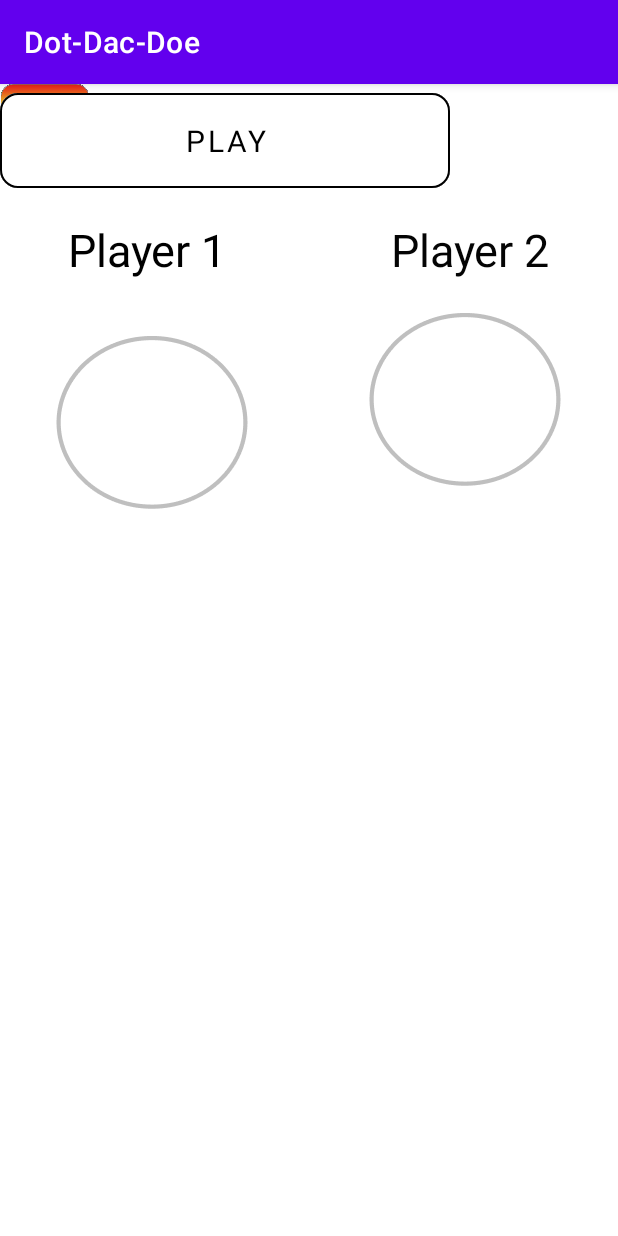
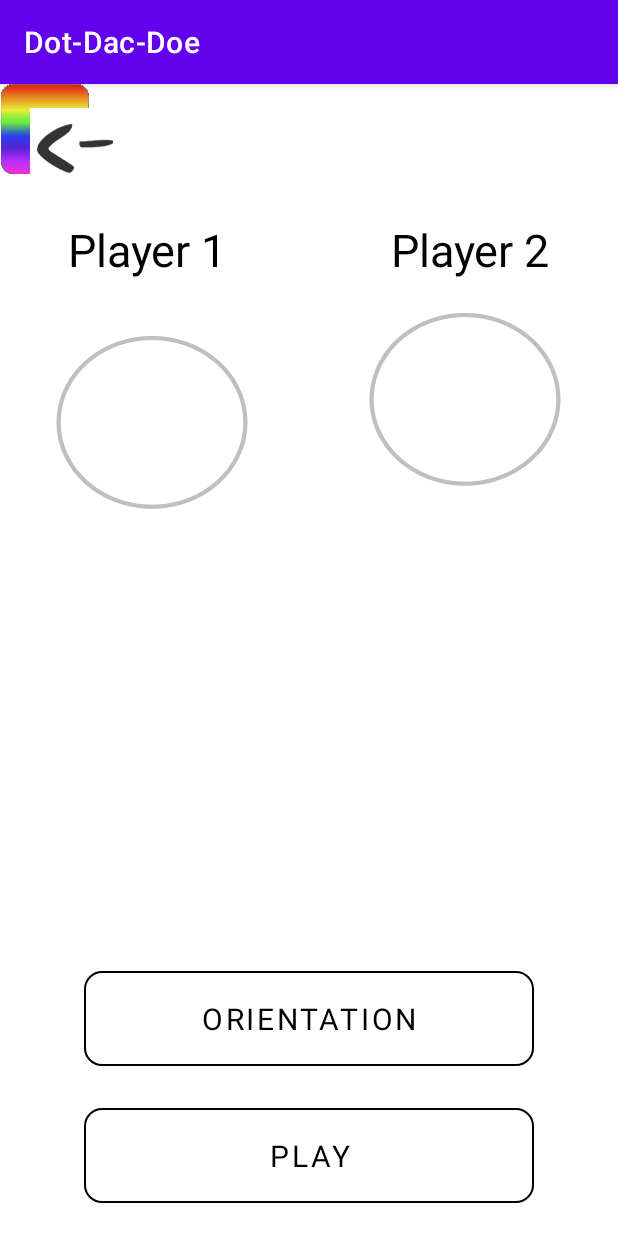
Before and after one commit to appiahla/Dot-Dac-Doe, an Android app: the UserSelectActivity screen opened directly, with no data from a screen before it, on a phone screen of 412 x 824 dp. Run offline under Robolectric (Android 15) with nearby library versions, the phone set to English and light mode, and no system bars; Roboto replaces fonts that are not available here.

Commit message:
added constraints to buttons- user-select

```diff
--- a/app/src/main/res/layout/activity_user_select.xml
+++ b/app/src/main/res/layout/activity_user_select.xml
@@ -214,25 +214,32 @@
     <Button
         android:id="@+id/orientation_button_user_select"
         style="@style/Widget.MaterialComponents.Button.OutlinedButton"
-        app:strokeColor="#000000"
-        app:strokeWidth="1dp"
-        app:cornerRadius="12dp"
         android:layout_width="300dp"
         android:layout_height="75dp"
+        android:layout_marginStart="55dp"
+        android:layout_marginEnd="56dp"
+        android:layout_marginBottom="16dp"
         android:fontFamily="@font/gloria_hallelujah"
         android:text="Orientation"
         android:textAlignment="center"
         android:textColor="#000000"
         android:textSize="20dp"
         app:backgroundTint="@android:color/white"
-        tools:layout_editor_absoluteX="55dp"
-        tools:layout_editor_absoluteY="709dp" />
+        app:cornerRadius="12dp"
+        app:layout_constraintBottom_toTopOf="@+id/play_button_user_select"
+        app:layout_constraintEnd_toEndOf="parent"
+        app:layout_constraintStart_toStartOf="parent"
+        app:strokeColor="#000000"
+        app:strokeWidth="1dp" />
 
     <Button
         android:id="@+id/play_button_user_select"
         style="@style/Widget.MaterialComponents.Button.OutlinedButton"
         android:layout_width="300dp"
         android:layout_height="75dp"
+        android:layout_marginStart="55dp"
+        android:layout_marginEnd="56dp"
+        android:layout_marginBottom="16dp"
         android:fontFamily="@font/gloria_hallelujah"
         android:text="Play"
         android:textAlignment="center"
@@ -240,9 +247,10 @@
         android:textSize="20dp"
         app:backgroundTint="@android:color/white"
         app:cornerRadius="12dp"
+        app:layout_constraintBottom_toBottomOf="parent"
+        app:layout_constraintEnd_toEndOf="parent"
+        app:layout_constraintStart_toStartOf="parent"
         app:strokeColor="#000000"
-        app:strokeWidth="1dp"
-        tools:layout_editor_absoluteX="55dp"
-        tools:layout_editor_absoluteY="800dp" />
+        app:strokeWidth="1dp" />
 
 </androidx.constraintlayout.widget.ConstraintLayout>
```
